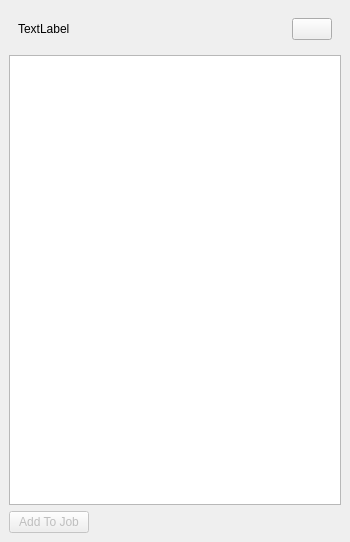
The window that src/Mod/CAM/Gui/Resources/panels/ToolBitSelector.ui (southseact-3d/fcd) describes before a commit, drawn with Qt 5.
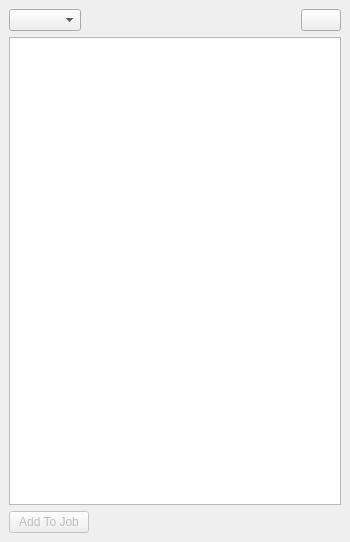
The same window after the commit. Icons and pictures are not drawn.

Commit message:
add combobox selector to toolbit dock (#14297)
Create a more useful tooltip

checkpoint

fix missing dovetail shape

CAM tool fix

remove image stuff

```diff
--- a/src/Mod/CAM/Gui/Resources/panels/ToolBitSelector.ui
+++ b/src/Mod/CAM/Gui/Resources/panels/ToolBitSelector.ui
@@ -22,14 +22,9 @@
   <widget class="QWidget" name="dockWidgetContents">
    <layout class="QVBoxLayout" name="verticalLayout">
     <item>
-     <widget class="QWidget" name="widget_2">
       <layout class="QHBoxLayout" name="horizontalLayout">
        <item>
-        <widget class="QLabel" name="lblLibrary">
-         <property name="text">
-          <string>TextLabel</string>
-         </property>
-        </widget>
+       <widget class="QComboBox" name="cboLibraries"/>
        </item>
        <item>
         <spacer name="horizontalSpacer_2">
@@ -68,7 +63,6 @@
         </widget>
        </item>
       </layout>
-     </widget>
     </item>
     <item>
      <layout class="QHBoxLayout" name="horizontalLayout_2">
```
Left out of the diff: 7 changed lines with no effect on the pictures. Lines whose indentation alone changed are shown as unchanged. The commit also changes 4 other files.
